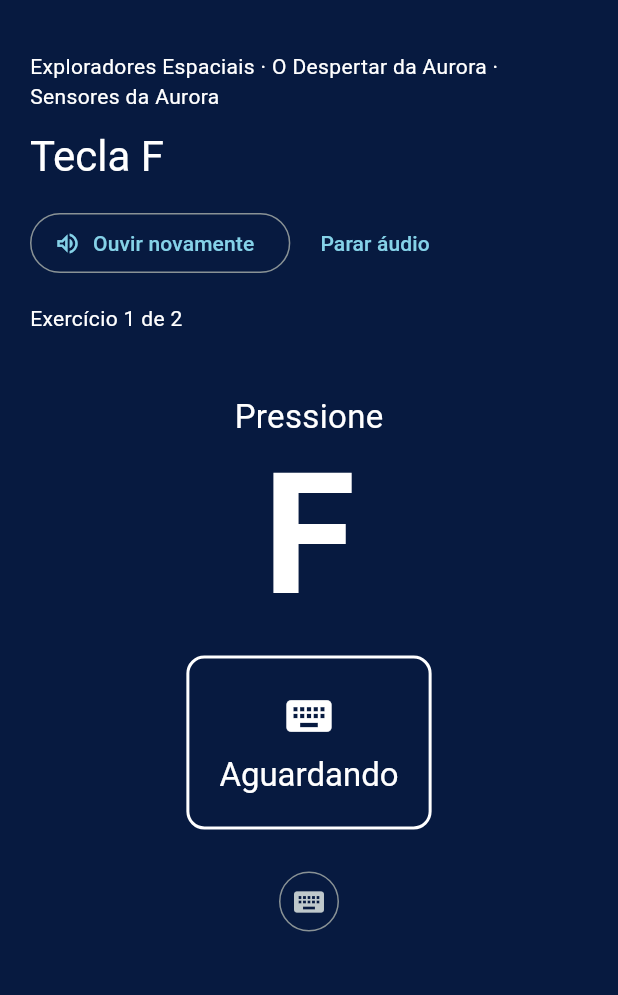
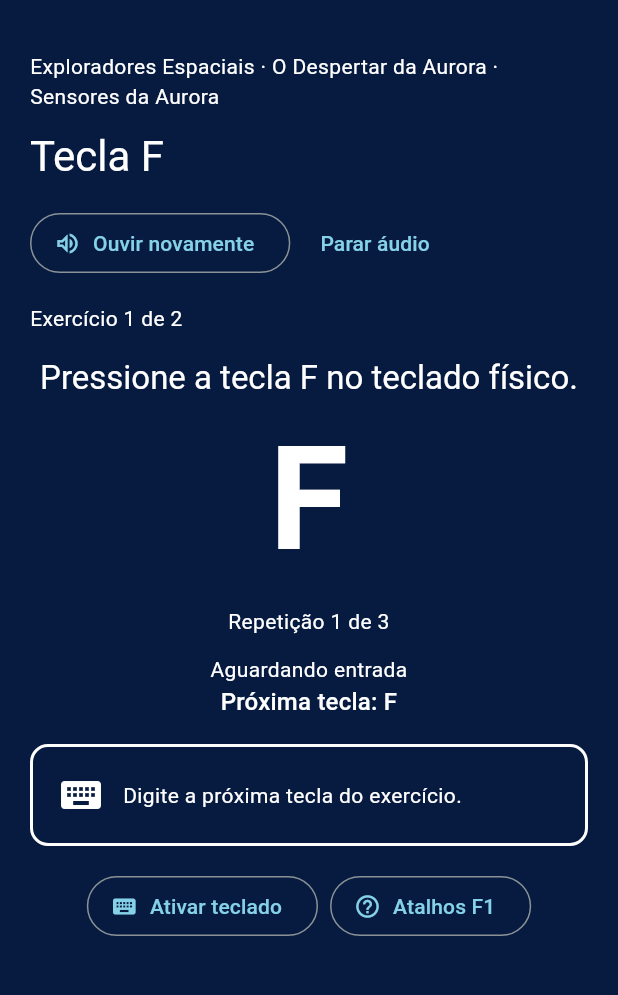
Before and after one commit to STI-Mobile/digitavox-criancas, a Flutter app: the screen it shows after launch, after a tap on "Começar curso", on a phone screen of 412 x 824 dp, the part 63-1058 px from its top. Run offline on Flutter 3.47's test engine with Material 3 defaults, Android fonts, the phone set to English and light mode, and no system bars; our stand-ins replace audioplayers, shared_preferences.

Commit message:
feat: alinha a jornada ao aplicativo de referência

```diff
--- a/lib/src/application/course_journey_engine.dart
+++ b/lib/src/application/course_journey_engine.dart
@@ -38,6 +38,7 @@ final class CourseJourneyEngine extends ChangeNotifier {
   Lesson? _lesson;
   Exercise? _exercise;
   ExerciseSessionViewModel? _session;
+  ExerciseSessionViewModel? _scheduledAdvance;
   bool _disposed = false;
 
   JourneyStage get stage => _stage;
@@ -84,8 +85,13 @@ final class CourseJourneyEngine extends ChangeNotifier {
     }
   }
 
-  bool isAvailable(Exercise exercise) =>
-      exercise.type == ExerciseType.key && exercise.expectedInput != null;
+  bool isAvailable(Exercise exercise) => switch (exercise.type) {
+    ExerciseType.key ||
+    ExerciseType.keySequence ||
+    ExerciseType.word ||
+    ExerciseType.phrase => exercise.expectedInput?.isNotEmpty == true,
+    _ => false,
+  };
 
   bool isCompleted(Lesson lesson, Exercise exercise) =>
       catalog.isExerciseCompleted(
@@ -255,7 +261,18 @@ final class CourseJourneyEngine extends ChangeNotifier {
   }
 
   void _changed() {
-    if (!_disposed) notifyListeners();
+    if (_disposed) return;
+    final session = _session;
+    if (session?.status == ExerciseSessionStatus.completed &&
+        !identical(_scheduledAdvance, session)) {
+      _scheduledAdvance = session;
+      scheduleMicrotask(() {
+        if (!_disposed && identical(_session, session)) {
+          continueAfterExercise();
+        }
+      });
+    }
+    notifyListeners();
   }
 
   @override
--- a/lib/src/application/exercise_session_view_model.dart
+++ b/lib/src/application/exercise_session_view_model.dart
@@ -3,7 +3,6 @@ import 'dart:async';
 import 'package:flutter/foundation.dart';
 
 import '../domain/content/course_catalog.dart';
-import '../domain/exercise/key_exercise_evaluator.dart';
 import 'audio/audio_coordinator.dart';
 import 'exercise_sound_feedback.dart';
 
@@ -14,72 +13,235 @@ enum ExerciseSessionStatus {
   completed,
 }
 
+enum ExerciseShortcut {
+  help,
+  repetition,
+  accuracy,
+  nextKey,
+  spellRemaining,
+  remaining,
+  repeatExercise,
+  lessonPresentation,
+  lessonInstruction,
+  currentTime,
+  statistics,
+}
+
 final class ExerciseSessionViewModel extends ChangeNotifier {
   ExerciseSessionViewModel({
     required this.exercise,
     required this.onCompleted,
     required this.soundFeedback,
     required this.audioCoordinator,
-    this.evaluator = const KeyExerciseEvaluator(),
-  });
+    DateTime Function()? now,
+  }) : _now = now ?? DateTime.now,
+       _expectedCharacters =
+           exercise.expectedInput?.runes.toList() ?? const [] {
+    if (_expectedCharacters.isEmpty) {
+      throw ArgumentError.value(
+        exercise.expectedInput,
+        'exercise',
+        'deve possuir uma entrada esperada',
+      );
+    }
+    _stopwatch.start();
+  }
+
+  static const int excessiveErrorsThreshold = 4;
 
   final Exercise exercise;
   final Future<void> Function() onCompleted;
   final ExerciseSoundFeedback soundFeedback;
   final AudioCoordinator audioCoordinator;
-  final KeyExerciseEvaluator evaluator;
+  final DateTime Function() _now;
+  final List<int> _expectedCharacters;
+  final Stopwatch _stopwatch = Stopwatch();
 
   ExerciseSessionStatus _status = ExerciseSessionStatus.waitingForInput;
   String? _lastInput;
-  bool _isDisposed = false;
+  String? _lastExpectedInput;
+  String? _announcement;
+  var _typedInput = '';
+  var _inputIndex = 0;
+  var _currentRepetition = 1;
+  var _correctInputs = 0;
+  var _incorrectInputs = 0;
+  var _consecutiveErrors = 0;
+  var _helpVisible = false;
+  var _isCompleting = false;
+  var _isDisposed = false;
 
   ExerciseSessionStatus get status => _status;
   String? get lastInput => _lastInput;
+  String? get lastExpectedInput => _lastExpectedInput;
+  String? get announcement => _announcement;
+  String get typedInput => _typedInput;
+  int get inputIndex => _inputIndex;
+  int get currentRepetition => _currentRepetition;
+  int get totalRepetitions => exercise.minimumRepetitions ?? 1;
+  int get correctInputs => _correctInputs;
+  int get incorrectInputs => _incorrectInputs;
+  int get consecutiveErrors => _consecutiveErrors;
+  bool get helpVisible => _helpVisible;
+  bool get hasPendingInput => _inputIndex < _expectedCharacters.length;
+  Duration get elapsed => _stopwatch.elapsed;
+
+  String get expectedCharacter => String.fromCharCode(
+    _expectedCharacters[_inputIndex < _expectedCharacters.length
+        ? _inputIndex
+        : _expectedCharacters.length - 1],
+  );
+
+  String get remainingInput =>
+      String.fromCharCodes(_expectedCharacters.skip(_inputIndex));
+
+  int get accuracyPercent {
+    final total = _correctInputs + _incorrectInputs;
+    return total == 0 ? 100 : (_correctInputs * 100 / total).floor();
+  }
 
   Future<void> start() async {
     final audio = exercise.audio;
-    if (audio != null) {
-      await audioCoordinator.playContent(audio);
-    }
+    if (audio != null) await audioCoordinator.playContent(audio);
   }
 
   Future<void> handleInput(String? input) async {
     if (_isDisposed ||
-        _status == ExerciseSessionStatus.correctAnswer ||
+        _isCompleting ||
         _status == ExerciseSessionStatus.completed) {
       return;
     }
+    if (input == null || !_isSinglePrintableCharacter(input)) return;
 
-    final evaluation = evaluator.evaluate(exercise: exercise, input: input);
-    if (evaluation == KeyExerciseEvaluation.ignored) {
+    unawaited(audioCoordinator.stop());
+    final expected = expectedCharacter;
+    final correct = input.toLowerCase() == expected.toLowerCase();
+    _lastInput = input;
+    _lastExpectedInput = expected;
+    _typedInput += input;
+    _inputIndex++;
+
+    if (correct) {
+      _correctInputs++;
+      _consecutiveErrors = 0;
+      _status = ExerciseSessionStatus.correctAnswer;
+      _announcement = _inputIndex < _expectedCharacters.length
+          ? 'Correto. Próxima tecla: ${_spoken(expectedCharacter)}.'
+          : 'Correto.';
+      unawaited(soundFeedback.playCorrect());
+    } else {
+      _incorrectInputs++;
+      _consecutiveErrors++;
+      _status = ExerciseSessionStatus.incorrectAnswer;
+      _announcement = _inputIndex < _expectedCharacters.length
+          ? 'Tecla ${_spoken(input)} incorreta. Era ${_spoken(expected)}. '
+                'Continue com ${_spoken(expectedCharacter)}.'
+          : 'Tecla ${_spoken(input)} incorreta. Era ${_spoken(expected)}.';
+      if (_consecutiveErrors >= excessiveErrorsThreshold) {
+        _announcement =
+            'Excesso de erros. Pressione seta para direita '
+            'para ouvir o restante ou F1 para ajuda. $_announcement';
+      }
+      unawaited(soundFeedback.playIncorrect());
+    }
+
+    if (_inputIndex < _expectedCharacters.length) {
+      notifyListeners();
       return;
     }
 
-    unawaited(audioCoordinator.stop());
-    _lastInput = input;
-    if (evaluation == KeyExerciseEvaluation.incorrect) {
-      _status = ExerciseSessionStatus.incorrectAnswer;
+    if (_currentRepetition < totalRepetitions) {
+      _currentRepetition++;
+      _inputIndex = 0;
+      _typedInput = '';
+      _announcement =
+          '${_announcement ?? ''} '
+          'Repetição $_currentRepetition de $totalRepetitions. '
+          'Próxima tecla: ${_spoken(expectedCharacter)}.';
       notifyListeners();
-      unawaited(soundFeedback.playIncorrect());
       return;
     }
 
-    _status = ExerciseSessionStatus.correctAnswer;
     notifyListeners();
-    unawaited(soundFeedback.playCorrect());
+    _isCompleting = true;
     await onCompleted();
+    _isCompleting = false;
+    if (_isDisposed) return;
+    _stopwatch.stop();
+    _status = ExerciseSessionStatus.completed;
+    _announcement = 'Exercício concluído. Acertos: $accuracyPercent por cento.';
+    notifyListeners();
+  }
 
-    if (_isDisposed) {
-      return;
+  Future<void> handleShortcut(
+    ExerciseShortcut shortcut, {
+    String? lessonPresentation,
+    String? lessonInstruction,
+  }) async {
+    if (_isDisposed) return;
+    await audioCoordinator.stop();
+
+    switch (shortcut) {
+      case ExerciseShortcut.help:
+        _helpVisible = !_helpVisible;
+        _announcement = _helpVisible
+            ? 'Ajuda aberta. Use F2 até F9 ou as setas para consultar o exercício.'
+            : 'Ajuda fechada.';
+      case ExerciseShortcut.repetition:
+        _announcement = 'Repetição $_currentRepetition de $totalRepetitions.';
+      case ExerciseShortcut.accuracy:
+        _announcement = 'Acertos: $accuracyPercent por cento.';
+      case ExerciseShortcut.nextKey:
+        _announcement = 'Próxima tecla: ${_spoken(expectedCharacter)}.';
+      case ExerciseShortcut.spellRemaining:
+        _announcement =
+            'Restante: ${remainingInput.runes.map((rune) => _spoken(String.fromCharCode(rune))).join(', ')}.';
+      case ExerciseShortcut.remaining:
+        _announcement = 'Restante do exercício: $remainingInput.';
+      case ExerciseShortcut.repeatExercise:
+        _announcement = 'Exercício: ${exercise.expectedInput}.';
+      case ExerciseShortcut.lessonPresentation:
+        _announcement = lessonPresentation?.trim().isNotEmpty == true
+            ? lessonPresentation
+            : 'Esta lição não possui apresentação adicional.';
+      case ExerciseShortcut.lessonInstruction:
+        _announcement = lessonInstruction?.trim().isNotEmpty == true
+            ? lessonInstruction
+            : exercise.prompt;
+      case ExerciseShortcut.currentTime:
+        final current = _now();
+        _announcement =
+            'Hora atual: ${_twoDigits(current.hour)} e ${_twoDigits(current.minute)}.';
+      case ExerciseShortcut.statistics:
+        _announcement =
+            'Tempo decorrido: ${_formatDuration(elapsed)}. '
+            'Acertos: $accuracyPercent por cento. '
+            '$_correctInputs teclas corretas e $_incorrectInputs incorretas.';
     }
-    _status = ExerciseSessionStatus.completed;
     notifyListeners();
   }
 
   @override
   void dispose() {
     _isDisposed = true;
+    _stopwatch.stop();
     unawaited(audioCoordinator.stop());
     super.dispose();
   }
 }
+
+bool _isSinglePrintableCharacter(String value) {
+  if (value.runes.length != 1) return false;
+  final codePoint = value.runes.single;
+  return codePoint >= 0x20 && codePoint != 0x7f;
+}
+
+String _spoken(String value) => value == ' ' ? 'barra de espaço' : value;
+
+String _twoDigits(int value) => value.toString().padLeft(2, '0');
+
+String _formatDuration(Duration duration) {
+  final minutes = duration.inMinutes;
+  final seconds = duration.inSeconds.remainder(60);
+  return '$minutes minutos e $seconds segundos';
+}
--- a/lib/src/presentation/course_journey_screen.dart
+++ b/lib/src/presentation/course_journey_screen.dart
@@ -1,4 +1,5 @@
 import 'package:flutter/material.dart';
+import 'package:flutter/services.dart';
 
 import '../application/course_journey_engine.dart';
 import 'course_navigation_tile.dart';
@@ -10,10 +11,24 @@ final class CourseJourneyScreen extends StatelessWidget {
 
   final CourseJourneyEngine engine;
 
+  KeyEventResult _handleKeyEvent(FocusNode node, KeyEvent event) {
+    if (event is KeyDownEvent &&
+        event.logicalKey == LogicalKeyboardKey.escape &&
+        engine.canGoBack) {
+      engine.back();
+      return KeyEventResult.handled;
+    }
+    return KeyEventResult.ignored;
+  }
+
   @override
   Widget build(BuildContext context) => AnimatedBuilder(
     animation: engine,
-    builder: (context, _) => PopScope(
+    builder: (context, _) => Focus(
+      key: ValueKey('keyboard-${engine.locationKey}'),
+      autofocus: engine.stage != JourneyStage.exercise,
+      onKeyEvent: _handleKeyEvent,
+      child: PopScope(
         canPop: !engine.canGoBack,
         onPopInvokedWithResult: (didPop, result) {
           if (!didPop) engine.back();
@@ -69,7 +84,10 @@ final class CourseJourneyScreen extends StatelessWidget {
                       ),
                     ),
                     const SizedBox(height: 16),
-                  CourseScene(scene: engine.scene, character: engine.character),
+                    CourseScene(
+                      scene: engine.scene,
+                      character: engine.character,
+                    ),
                     if (engine.currentAudio != null) ...[
                       Wrap(
                         spacing: 8,
@@ -103,6 +121,7 @@ final class CourseJourneyScreen extends StatelessWidget {
                       ],
                     },
                   ],
+                ),
               ),
             ),
           ),
--- a/lib/src/presentation/exercise_screen.dart
+++ b/lib/src/presentation/exercise_screen.dart
@@ -36,139 +36,190 @@ final class _ExerciseScreenState extends State<ExerciseScreen> {
   }
 
   KeyEventResult _handleKeyEvent(FocusNode node, KeyEvent event) {
-    if (_viewModel.status == ExerciseSessionStatus.completed) {
-      return KeyEventResult.ignored;
+    if (event is! KeyDownEvent) return KeyEventResult.ignored;
+    final shortcut = _shortcutFor(event);
+    if (shortcut != null) {
+      unawaited(_handleShortcut(shortcut));
+      return KeyEventResult.handled;
     }
     final input = _inputInterpreter.interpret(event);
-    if (event is KeyDownEvent) {
+    if (input == null) return KeyEventResult.ignored;
     unawaited(_viewModel.handleInput(input));
+    return KeyEventResult.handled;
   }
-    return input == null ? KeyEventResult.ignored : KeyEventResult.handled;
+
+  Future<void> _handleShortcut(ExerciseShortcut shortcut) async {
+    await _viewModel.handleShortcut(
+      shortcut,
+      lessonPresentation: widget.engine.lesson?.scene?.text,
+      lessonInstruction: _viewModel.exercise.prompt,
+    );
+    if (!mounted) return;
+    if (shortcut == ExerciseShortcut.repeatExercise) {
+      await widget.engine.replayNarration();
+    }
+  }
+
+  ExerciseShortcut? _shortcutFor(KeyDownEvent event) {
+    final key = event.logicalKey;
+    final control = HardwareKeyboard.instance.isControlPressed;
+    if (key == LogicalKeyboardKey.f1) return ExerciseShortcut.help;
+    if (key == LogicalKeyboardKey.f2 ||
+        (key == LogicalKeyboardKey.arrowDown && !control)) {
+      return ExerciseShortcut.nextKey;
+    }
+    if (key == LogicalKeyboardKey.f3 ||
+        (key == LogicalKeyboardKey.arrowRight && control)) {
+      return ExerciseShortcut.spellRemaining;
+    }
+    if (key == LogicalKeyboardKey.f4 ||
+        (key == LogicalKeyboardKey.arrowRight && !control)) {
+      return ExerciseShortcut.remaining;
+    }
+    if (key == LogicalKeyboardKey.f5 ||
+        (key == LogicalKeyboardKey.arrowUp && !control)) {
+      return ExerciseShortcut.repeatExercise;
+    }
+    if (key == LogicalKeyboardKey.f6 ||
+        (key == LogicalKeyboardKey.arrowUp && control)) {
+      return ExerciseShortcut.lessonPresentation;
+    }
+    if (key == LogicalKeyboardKey.f7 ||
+        (key == LogicalKeyboardKey.arrowDown && control)) {
+      return ExerciseShortcut.lessonInstruction;
+    }
+    if (key == LogicalKeyboardKey.f8) return ExerciseShortcut.currentTime;
+    if (key == LogicalKeyboardKey.f9) return ExerciseShortcut.statistics;
+    if (key == LogicalKeyboardKey.arrowLeft) {
+      return control ? ExerciseShortcut.accuracy : ExerciseShortcut.repetition;
+    }
+    return null;
   }
 
   @override
-  Widget build(BuildContext context) {
-    final expectedInput = _viewModel.exercise.expectedInput!.toUpperCase();
-    final next = widget.engine.nextTarget;
-
-    return Focus(
+  Widget build(BuildContext context) => Focus(
     autofocus: true,
     focusNode: _keyboardFocusNode,
     onKeyEvent: _handleKeyEvent,
-      child: Column(
+    child: AnimatedBuilder(
+      animation: _viewModel,
+      builder: (context, _) {
+        final expected = _viewModel.exercise.expectedInput!;
+        return Column(
+          crossAxisAlignment: CrossAxisAlignment.stretch,
           children: [
-          const SizedBox(height: 24),
             Semantics(
               header: true,
               label:
                   '${_viewModel.exercise.prompt} '
-                'A tecla esperada é $expectedInput.',
+                  'Exercício: $expected. '
+                  'Próxima tecla: ${_viewModel.expectedCharacter}.',
               child: ExcludeSemantics(
                 child: Column(
                   children: [
-                  const Text('Pressione', style: TextStyle(fontSize: 22)),
-                  const SizedBox(height: 8),
                     Text(
-                    expectedInput,
-                    style: const TextStyle(
-                      fontSize: 112,
+                      _viewModel.exercise.prompt,
+                      textAlign: TextAlign.center,
+                      style: Theme.of(context).textTheme.titleLarge,
+                    ),
+                    const SizedBox(height: 12),
+                    Text(
+                      expected.toUpperCase(),
+                      textAlign: TextAlign.center,
+                      style: TextStyle(
+                        fontSize: expected.runes.length == 1 ? 96 : 42,
                         fontWeight: FontWeight.bold,
-                      height: 1,
+                        height: 1.15,
                       ),
                     ),
                   ],
                 ),
               ),
             ),
-          const SizedBox(height: 24),
+            const SizedBox(height: 16),
+            if (_viewModel.totalRepetitions > 1)
+              Text(
+                'Repetição ${_viewModel.currentRepetition} de ${_viewModel.totalRepetitions}',
+                textAlign: TextAlign.center,
+              ),
+            const SizedBox(height: 12),
+            Text(
+              _viewModel.typedInput.isEmpty
+                  ? 'Aguardando entrada'
+                  : 'Digitado: ${_viewModel.typedInput}',
+              textAlign: TextAlign.center,
+            ),
+            Text(
+              _viewModel.hasPendingInput
+                  ? 'Próxima tecla: ${_viewModel.expectedCharacter.toUpperCase()}'
+                  : 'Finalizando exercício',
+              textAlign: TextAlign.center,
+              style: Theme.of(context).textTheme.titleMedium,
+            ),
+            const SizedBox(height: 16),
             _ExerciseFeedback(
               status: _viewModel.status,
-            expectedInput: expectedInput,
-            lastInput: _viewModel.lastInput,
+              announcement: _viewModel.announcement,
             ),
-          const SizedBox(height: 24),
-          if (_viewModel.status != ExerciseSessionStatus.completed)
-            Center(
-              child: IconButton.outlined(
+            const SizedBox(height: 16),
+            Wrap(
+              alignment: WrapAlignment.center,
+              spacing: 8,
+              runSpacing: 8,
+              children: [
+                OutlinedButton.icon(
                   onPressed: _keyboardFocusNode.requestFocus,
-                tooltip: 'Ativar entrada pelo teclado físico',
                   icon: const Icon(Icons.keyboard),
+                  label: const Text('Ativar teclado'),
                 ),
-            ),
-          if (_viewModel.status == ExerciseSessionStatus.completed)
-            ElevatedButton(
-              onPressed: widget.engine.continueAfterExercise,
-              child: Text(
-                next == null
-                    ? 'Voltar à lição'
-                    : identical(next.lesson, widget.engine.lesson)
-                    ? 'Próximo exercício: ${next.exercise.title}'
-                    : 'Próxima lição: ${next.lesson.title}',
+                OutlinedButton.icon(
+                  onPressed: () => _handleShortcut(ExerciseShortcut.help),
+                  icon: const Icon(Icons.help_outline),
+                  label: Text(
+                    _viewModel.helpVisible ? 'Fechar atalhos' : 'Atalhos F1',
                   ),
                 ),
               ],
             ),
+            if (_viewModel.helpVisible) const _ExerciseShortcutHelp(),
+          ],
         );
-  }
+      },
+    ),
+  );
 }
 
 final class _ExerciseFeedback extends StatelessWidget {
-  const _ExerciseFeedback({
-    required this.status,
-    required this.expectedInput,
-    required this.lastInput,
-  });
+  const _ExerciseFeedback({required this.status, required this.announcement});
 
   final ExerciseSessionStatus status;
-  final String expectedInput;
-  final String? lastInput;
+  final String? announcement;
 
   @override
   Widget build(BuildContext context) {
-    final (icon, message, semanticMessage) = switch (status) {
-      ExerciseSessionStatus.waitingForInput => (
-        Icons.keyboard,
-        'Aguardando',
-        'Aguardando entrada. Pressione a tecla $expectedInput.',
-      ),
-      ExerciseSessionStatus.incorrectAnswer => (
-        Icons.replay,
-        'Tente novamente',
-        'Tecla ${lastInput?.toUpperCase()} incorreta. Tente novamente. '
-            'A tecla esperada é $expectedInput.',
-      ),
-      ExerciseSessionStatus.correctAnswer => (
-        Icons.check_circle_outline,
-        'Certo',
-        'Resposta correta.',
-      ),
-      ExerciseSessionStatus.completed => (
-        Icons.celebration_outlined,
-        'Concluído',
-        'Resposta correta. Exercício concluído.',
-      ),
+    final icon = switch (status) {
+      ExerciseSessionStatus.waitingForInput => Icons.keyboard,
+      ExerciseSessionStatus.incorrectAnswer => Icons.error_outline,
+      ExerciseSessionStatus.correctAnswer => Icons.check_circle_outline,
+      ExerciseSessionStatus.completed => Icons.celebration_outlined,
     };
-
+    final message = announcement ?? 'Digite a próxima tecla do exercício.';
     return Semantics(
       container: true,
       liveRegion: true,
-      label: semanticMessage,
+      label: message,
       child: ExcludeSemantics(
         child: Container(
-          padding: const EdgeInsets.all(20),
+          padding: const EdgeInsets.all(16),
           decoration: BoxDecoration(
             border: Border.all(color: Colors.white, width: 2),
             borderRadius: BorderRadius.circular(12),
           ),
-          child: Column(
+          child: Row(
             children: [
-              Icon(icon, size: 36),
-              const SizedBox(height: 8),
-              Text(
-                message,
-                textAlign: TextAlign.center,
-                style: Theme.of(context).textTheme.titleLarge,
-              ),
+              Icon(icon, size: 32),
+              const SizedBox(width: 12),
+              Expanded(child: Text(message)),
             ],
           ),
         ),
@@ -176,3 +227,51 @@ final class _ExerciseFeedback extends StatelessWidget {
     );
   }
 }
+
+final class _ExerciseShortcutHelp extends StatelessWidget {
+  const _ExerciseShortcutHelp();
+
+  static const items = [
+    'F1 — abrir ou fechar esta ajuda',
+    'F2 ou seta para baixo — próxima tecla',
+    'F3 ou Control + seta para direita — soletrar o restante',
+    'F4 ou seta para direita — informar o restante',
+    'F5 ou seta para cima — repetir o exercício',
+    'F6 ou Control + seta para cima — apresentação da lição',
+    'F7 ou Control + seta para baixo — instrução da lição',
+    'F8 — hora atual',
+    'F9 — tempo e percentual de acertos',
+    'Seta para esquerda — repetição atual',
+    'Control + seta para esquerda — percentual de acertos',
+    'Escape — voltar',
+  ];
+
+  @override
+  Widget build(BuildContext context) => Semantics(
+    container: true,
+    label: items.join('. '),
+    child: ExcludeSemantics(
+      child: Card(
+        margin: const EdgeInsets.only(top: 16),
+        child: Padding(
+          padding: const EdgeInsets.all(16),
+          child: Column(
+            crossAxisAlignment: CrossAxisAlignment.start,
+            children: [
+              Text(
+                'Atalhos do exercício',
+                style: Theme.of(context).textTheme.titleMedium,
+              ),
+              const SizedBox(height: 8),
+              for (final item in items)
+                Padding(
+                  padding: const EdgeInsets.only(bottom: 6),
+                  child: Text(item),
+                ),
+            ],
+          ),
+        ),
+      ),
+    ),
+  );
+}
```
Lines whose indentation alone changed are shown as unchanged.
